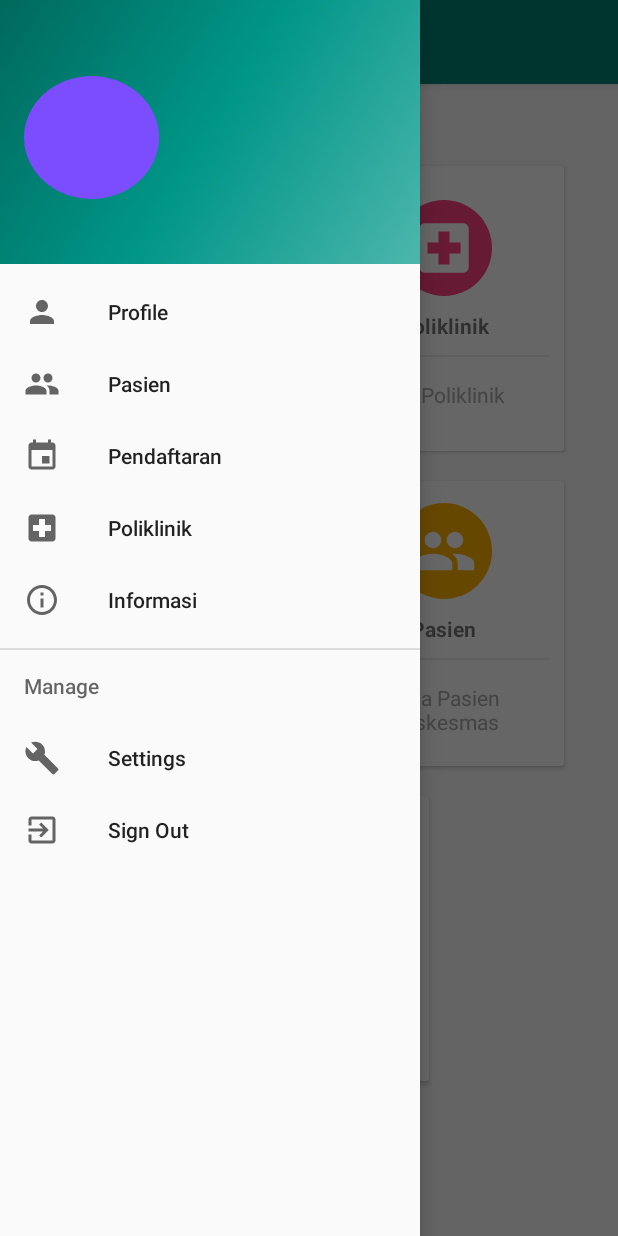
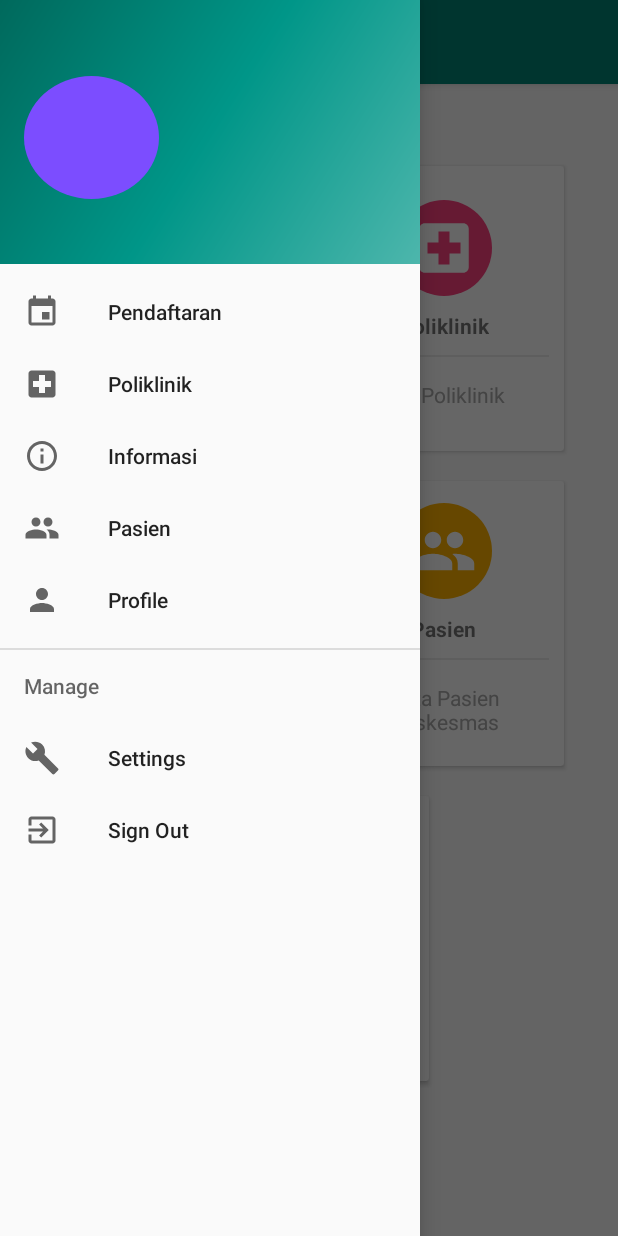
Before and after one commit to remizarezho/Tugas-Akhir-Antrian-Pasien, an Android app: the Nav_Home screen opened directly, with no data from a screen before it, with the side drawer open, on a phone screen of 412 x 824 dp. Run offline under Robolectric (Android 15) with nearby library versions, the phone set to English and light mode, and no system bars; our stand-ins replace Picasso.

Commit message:
(!)update yang kemarin eror

```diff
--- a/Aplikasi/app/src/main/res/layout/activity_profile.xml
+++ b/Aplikasi/app/src/main/res/layout/activity_profile.xml
@@ -20,8 +20,7 @@
                 android:layout_marginTop="45dp"
                 android:layout_gravity="center_horizontal"
                 android:layout_width="150dp"
-                android:layout_height="150dp"
-                android:src="@drawable/photocircle"/>
+                android:layout_height="150dp" />
             <TextView
                 android:id="@+id/username_profil"
                 android:layout_marginTop="10dp"
--- a/Aplikasi/app/src/main/res/menu/activity_nav__home_drawer.xml
+++ b/Aplikasi/app/src/main/res/menu/activity_nav__home_drawer.xml
@@ -4,14 +4,6 @@
     tools:showIn="navigation_view">
 
     <group android:checkableBehavior="single">
-        <item
-            android:id="@+id/nav_profil"
-            android:icon="@drawable/ic_person_black_24dp"
-            android:title="Profile" />
-        <item
-            android:id="@+id/nav_data_pasien"
-            android:icon="@drawable/ic_group_black_24dp"
-            android:title="Pasien" />
         <item
             android:id="@+id/nav_jadwal"
             android:icon="@drawable/ic_insert_invitation_black_24dp"
@@ -24,6 +16,14 @@
             android:id="@+id/nav_info"
             android:icon="@drawable/ic_info_outline_black_24dp"
             android:title="Informasi" />
+        <item
+            android:id="@+id/nav_data_pasien"
+            android:icon="@drawable/ic_group_black_24dp"
+            android:title="Pasien" />
+        <item
+            android:id="@+id/nav_profil"
+            android:icon="@drawable/ic_person_black_24dp"
+            android:title="Profile" />
 
     </group>
 
```
Also changed, not shown: Aplikasi/app/src/main/java/com/example/tugasakhirantrianpasien/profile.java (+12 -13 lines).
